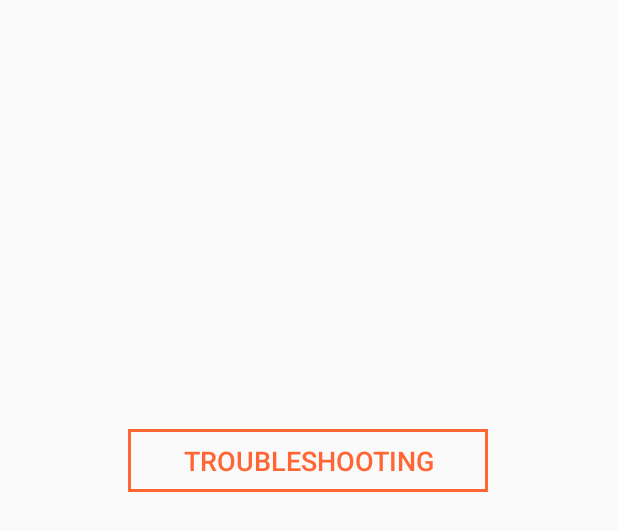
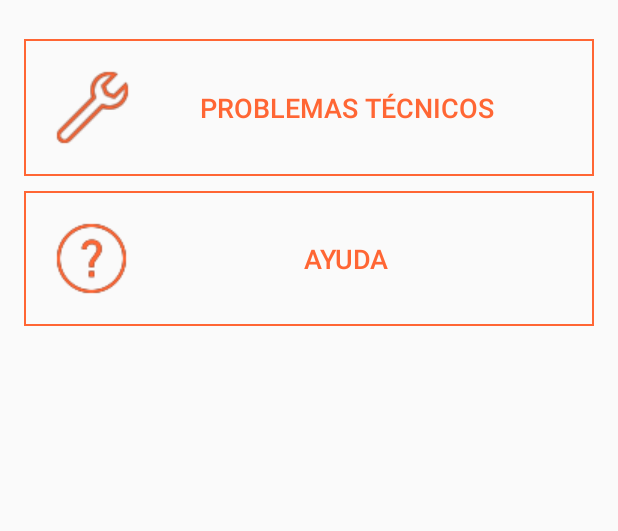
Before and after one commit to VicenteAguileraPerez/lunchApp, an Android app: the layout fragment_ayuda.xml on its own in the app's theme, with its tools: preview values and no code run, on a phone screen of 412 x 824 dp. Shown: the top 531 px of the screen. Run offline under Robolectric (Android 15) with nearby library versions, the phone set to English and light mode, and no system bars.

Commit message:
Botones del fragment ayuda estilizados.

```diff
--- a/app/src/main/AndroidManifest.xml
+++ b/app/src/main/AndroidManifest.xml
@@ -12,6 +12,7 @@
         android:roundIcon="@mipmap/ic_launcher_round"
         android:supportsRtl="true"
         android:theme="@style/AppTheme">
+
         <activity android:name=".Main2Activity_Ayuda"
             android:label="@string/ayuda"
             android:screenOrientation="portrait"
@@ -21,6 +22,7 @@
 
 
         </activity>
+
         <activity
             android:name=".MainActivity"
             android:screenOrientation="portrait"
--- a/app/src/main/res/drawable/button_border_active.xml
+++ b/app/src/main/res/drawable/button_border_active.xml
@@ -5,7 +5,7 @@
             <!-- background -->
             <solid android:color="@color/transparente" />
             <!-- border -->
-            <stroke android:width="2dp" android:color="@color/colorblanco" />
+            <stroke android:width="1dp" android:color="@color/colorblanco" />
             <!-- corner roundness -->
             <corners android:radius="0dp" />
         </shape>
--- a/app/src/main/res/drawable/button_border_inactive.xml
+++ b/app/src/main/res/drawable/button_border_inactive.xml
@@ -5,7 +5,7 @@
             <!-- background -->
             <solid android:color="@color/transparente" />
             <!-- border -->
-            <stroke android:width="2dp" android:color="@color/colorPrimaryDark" />
+            <stroke android:width="1dp" android:color="@color/colorPrimaryDark" />
             <!-- corner roundness -->
             <corners android:radius="0dp" />
         </shape>
--- a/app/src/main/res/drawable/transparent_button_active.xml
+++ b/app/src/main/res/drawable/transparent_button_active.xml
@@ -1,8 +1,8 @@
 <?xml version="1.0" encoding="utf-8"?>
 <layer-list xmlns:android="http://schemas.android.com/apk/res/android">
     <item
-        android:bottom="6dp"
+        android:bottom="16dp"
         android:drawable="@drawable/button_border_active"
-        android:top="6dp"
+        android:top="16dp"
         />
 </layer-list>
--- a/app/src/main/res/drawable/transparent_button_inactive.xml
+++ b/app/src/main/res/drawable/transparent_button_inactive.xml
@@ -1,7 +1,7 @@
 <?xml version="1.0" encoding="utf-8"?>
 <layer-list xmlns:android="http://schemas.android.com/apk/res/android">
     <item
-        android:bottom="6dp"
+        android:bottom="0dp"
         android:drawable="@drawable/button_border_inactive"
-        android:top="6dp" />
+        android:top="0dp" />
 </layer-list>
--- a/app/src/main/res/layout/activity_main.xml
+++ b/app/src/main/res/layout/activity_main.xml
@@ -29,7 +29,8 @@
         android:layout_width="260dp"
         android:layout_height="match_parent"
         android:background="@android:color/white"
-        ></ListView>
+        android:divider="@color/colorThird"
+        />
 
 
 </android.support.v4.widget.DrawerLayout>
--- a/app/src/main/res/layout/fragment_ayuda.xml
+++ b/app/src/main/res/layout/fragment_ayuda.xml
@@ -1,24 +1,42 @@
 <?xml version="1.0" encoding="utf-8"?>
-<android.support.constraint.ConstraintLayout xmlns:android="http://schemas.android.com/apk/res/android"
+<LinearLayout xmlns:android="http://schemas.android.com/apk/res/android"
     xmlns:app="http://schemas.android.com/apk/res-auto"
     xmlns:tools="http://schemas.android.com/tools" android:layout_width="match_parent"
     android:layout_height="match_parent" android:orientation="vertical"
-    tools:context="fragmentsPackage.Ayuda">
+    tools:context="fragmentsPackage.Ayuda"
+    android:layout_margin="16dp"
+    >
 
 
     <Button
         android:id="@+id/btnProblemasTecnicos"
-        android:layout_width="240dp"
-        android:layout_height="54dp"
-        android:layout_marginTop="280dp"
+        android:layout_width="match_parent"
+        android:layout_height="wrap_content"
         android:background="@drawable/transparent_button_inactive"
-        android:text="TROUBLESHOOTING"
+        android:text="@string/problemas_tecnicos"
         android:textColor="@color/colorPrimaryDark"
         android:textSize="18sp"
-        app:layout_constraintEnd_toEndOf="parent"
-        app:layout_constraintHorizontal_bias="0.497"
-        app:layout_constraintStart_toStartOf="parent"
-        app:layout_constraintTop_toTopOf="parent"
+        android:layout_marginTop="10dp"
+        android:padding="20dp"
+        android:drawableStart="@drawable/ic_wrench_orange"
+        android:layout_gravity="center"
+
         />
 
-</android.support.constraint.ConstraintLayout>
+    <Button
+        android:id="@+id/btnAyuda"
+        android:layout_width="match_parent"
+        android:layout_height="wrap_content"
+        android:background="@drawable/transparent_button_inactive"
+        android:text="@string/ayuda"
+        android:textColor="@color/colorPrimaryDark"
+        android:textSize="18sp"
+        android:layout_marginTop="10dp"
+        android:padding="20dp"
+        android:drawableStart="@drawable/ic_help_orange"
+        android:layout_gravity="center"
+
+        />
+
+
+</LinearLayout>
--- a/app/src/main/res/values/strings.xml
+++ b/app/src/main/res/values/strings.xml
@@ -29,6 +29,7 @@
     <string name="menu">menu</string>
     <string name="pago">pago</string>
     <string name="redes">redes</string>
-    <string name="opinion">opinion</string>
+    <string name="opinion">opinión</string>
+    <string name="problemas_tecnicos">Problemas técnicos</string>
 
 </resources>
```
Also changed, not shown: app/src/main/java/fragmentsPackage/Ayuda.java (+41 -12 lines), app/src/main/java/fragmentsPackage/presentacion_fragment.java (+1 -6 lines), app/src/main/res/drawable/ic_help_orange.png (added), app/src/main/res/drawable/ic_help_white.png (added), app/src/main/res/drawable/ic_wrech_white.png (added), app/src/main/res/drawable/ic_wrench_orange.png (added).
